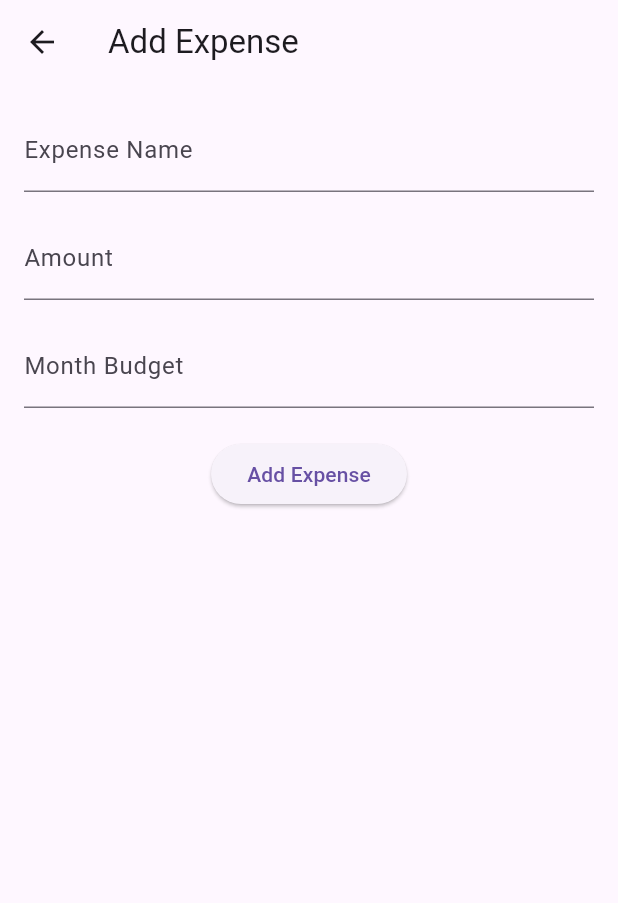
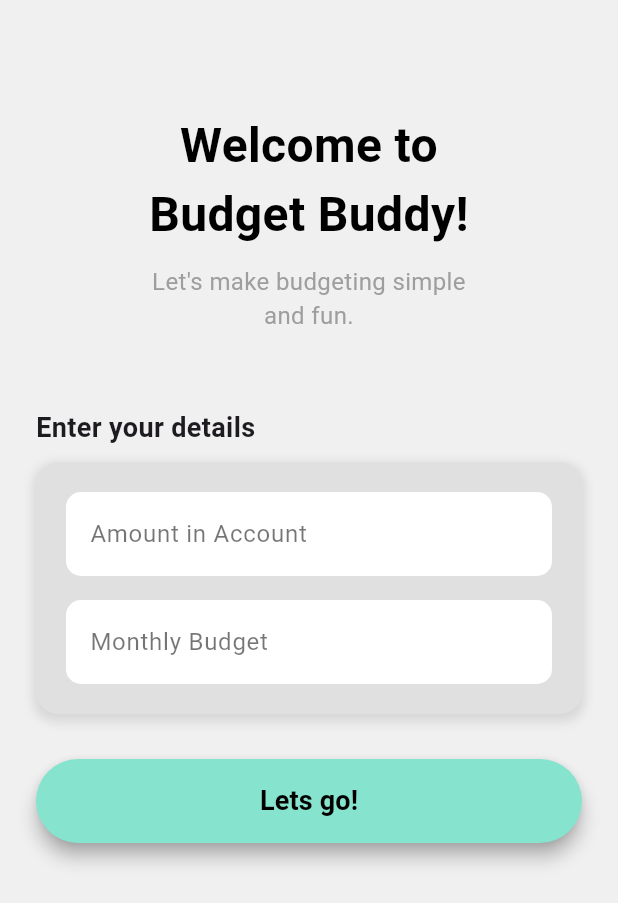
Before and after one commit to Sejal055/dbms_proj, a Flutter app: the ExpenseForm screen opened directly, on a phone screen of 412 x 824 dp. Shown: the top 903 px of the screen. Run offline on Flutter 3.47's test engine with Material 3 defaults, Android fonts, the light colour scheme and no system bars; our stand-ins replace cloud_firestore, firebase_auth, firebase_core; accounts and stored records are empty.

Commit message:
expense page

```diff
--- a/dbms_pro/lib/auth/signin_page.dart
+++ b/dbms_pro/lib/auth/signin_page.dart
@@ -3,6 +3,10 @@ import 'package:flutter/material.dart';
 import 'package:firebase_core/firebase_core.dart';
 import 'package:firebase_auth/firebase_auth.dart';
 import '../home_page.dart';
+// import 'expense.dart'; // Added this import to access ExpenseForm
+// TODO: Update the import below to the correct path if 'expense.dart' exists elsewhere in your project.
+import '../expense.dart'; // Adjust the path as needed based on your project structure
+
 class SignInPage extends StatefulWidget {
   const SignInPage({super.key});
 
@@ -51,11 +55,11 @@ class _SignInPageState extends State<SignInPage> with TickerProviderStateMixin {
         password: _passwordController.text.trim(),
       );
 
-      // Sign-in successful, navigate to Home
+      // Sign-in successful, navigate to the ExpenseForm
       if (mounted) {
          Navigator.pushReplacement(
                               context,
-                              MaterialPageRoute(builder: (context) => HomePage()),
+                              MaterialPageRoute(builder: (context) => ExpenseForm()), // Changed HomePage() to ExpenseForm()
                             );
       }
     } on FirebaseAuthException catch (e) {
@@ -92,6 +96,14 @@ class _SignInPageState extends State<SignInPage> with TickerProviderStateMixin {
     } finally {
       if (mounted) setState(() => _isLoading = false);
     }
+  }
+
+  @override
+  void dispose() {
+    _animationController.dispose();
+    _emailController.dispose();
+    _passwordController.dispose();
+    super.dispose();
   }
 
   @override
@@ -271,7 +283,6 @@ class _SignInPageState extends State<SignInPage> with TickerProviderStateMixin {
           decoration: InputDecoration(
             hintText: hint,
             prefixIcon: Icon(icon),
-            suffixIcon: suffixIcon,
             border: OutlineInputBorder(),
           ),
         ),
@@ -279,11 +290,4 @@ class _SignInPageState extends State<SignInPage> with TickerProviderStateMixin {
     );
   }
 
-  @override
-  void dispose() {
-    _animationController.dispose();
-    _emailController.dispose();
-    _passwordController.dispose();
-    super.dispose();
-  }
 }
--- a/dbms_pro/lib/expense.dart
+++ b/dbms_pro/lib/expense.dart
@@ -1,5 +1,6 @@
 import 'package:flutter/material.dart';
 import 'package:cloud_firestore/cloud_firestore.dart';
+import 'package:dbms_pro/home_page.dart';
 
 class ExpenseForm extends StatefulWidget {
   @override
@@ -9,8 +10,7 @@ class ExpenseForm extends StatefulWidget {
 class _ExpenseFormState extends State<ExpenseForm> {
   final _formKey = GlobalKey<FormState>();
 
-  final TextEditingController _nameController = TextEditingController();
-  final TextEditingController _amountController = TextEditingController();
+  final TextEditingController _amountInAccountController = TextEditingController();
   final TextEditingController _monthBudgetController = TextEditingController();
 
   // Function to add expense to Firestore
@@ -18,20 +18,26 @@ class _ExpenseFormState extends State<ExpenseForm> {
     if (_formKey.currentState!.validate()) {
       try {
         await FirebaseFirestore.instance.collection('expenses').add({
-          'name': _nameController.text.trim(),
-          'amount': double.parse(_amountController.text.trim()),
-          'month_budget': double.parse(_monthBudgetController.text.trim()),
+          'amountInAccount': double.parse(_amountInAccountController.text.trim()),
+          'monthBudget': double.parse(_monthBudgetController.text.trim()),
           'createdAt': FieldValue.serverTimestamp(),
         });
 
         ScaffoldMessenger.of(context).showSnackBar(
-          const SnackBar(content: Text("Expense added successfully!")),
+          const SnackBar(content: Text("Details saved successfully!")),
         );
 
         // Clear form after submit
-        _nameController.clear();
-        _amountController.clear();
+        _amountInAccountController.clear();
         _monthBudgetController.clear();
+
+        // Navigate to the home page after successful submission
+        if (mounted) {
+          Navigator.pushReplacement(
+            context,
+            MaterialPageRoute(builder: (context) => HomePage()),
+          );
+        }
       } catch (e) {
         ScaffoldMessenger.of(context).showSnackBar(
           SnackBar(content: Text("Error: $e")),
@@ -41,29 +47,83 @@ class _ExpenseFormState extends State<ExpenseForm> {
   }
 
   @override
+  void dispose() {
+    _amountInAccountController.dispose();
+    _monthBudgetController.dispose();
+    super.dispose();
+  }
+
+  @override
   Widget build(BuildContext context) {
     return Scaffold(
-      appBar: AppBar(title: const Text("Add Expense")),
-      body: Padding(
-        padding: const EdgeInsets.all(16.0),
+      backgroundColor: const Color(0xFFF0F0F0),
+      body: SingleChildScrollView(
+        child: Padding(
+          padding: const EdgeInsets.all(24.0),
+          child: Column(
+            mainAxisAlignment: MainAxisAlignment.center,
+            crossAxisAlignment: CrossAxisAlignment.stretch,
+            children: [
+              const SizedBox(height: 50),
+              const Text(
+                "Welcome to\nBudget Buddy!",
+                textAlign: TextAlign.center,
+                style: TextStyle(
+                  fontSize: 32,
+                  fontWeight: FontWeight.bold,
+                  color: Colors.black,
+                ),
+              ),
+              const SizedBox(height: 10),
+              const Text(
+                "Let's make budgeting simple\nand fun.",
+                textAlign: TextAlign.center,
+                style: TextStyle(
+                  fontSize: 16,
+                  color: Colors.grey,
+                ),
+              ),
+              const SizedBox(height: 50),
+              const Text(
+                "Enter your details",
+                style: TextStyle(
+                  fontSize: 18,
+                  fontWeight: FontWeight.bold,
+                ),
+              ),
+              const SizedBox(height: 10),
+              Container(
+                decoration: BoxDecoration(
+                  color: const Color(0xFFE0E0E0),
+                  borderRadius: BorderRadius.circular(15),
+                  boxShadow: [
+                    BoxShadow(
+                      color: Colors.grey.withOpacity(0.3),
+                      spreadRadius: 2,
+                      blurRadius: 5,
+                      offset: const Offset(0, 3),
+                    ),
+                  ],
+                ),
+                padding: const EdgeInsets.all(20),
                 child: Form(
                   key: _formKey,
                   child: Column(
                     children: [
-              // Expense Name
+                      // Amount in Account
                       TextFormField(
-                controller: _nameController,
-                decoration: const InputDecoration(labelText: "Expense Name"),
-                validator: (value) =>
-                    value == null || value.isEmpty ? "Enter expense name" : null,
+                        controller: _amountInAccountController,
+                        decoration: InputDecoration(
+                          labelText: "Amount in Account",
+                          labelStyle: const TextStyle(color: Colors.black54),
+                          filled: true,
+                          fillColor: Colors.white,
+                          border: OutlineInputBorder(
+                            borderRadius: BorderRadius.circular(10),
+                            borderSide: BorderSide.none,
                           ),
-
-              const SizedBox(height: 16),
-
-              // Amount
-              TextFormField(
-                controller: _amountController,
-                decoration: const InputDecoration(labelText: "Amount"),
+                          prefixText: "Rs. ",
+                        ),
                         keyboardType: TextInputType.number,
                         validator: (value) =>
                             value == null || value.isEmpty ? "Enter amount" : null,
@@ -71,20 +131,48 @@ class _ExpenseFormState extends State<ExpenseForm> {
 
                       const SizedBox(height: 16),
 
-              // Month Budget
+                      // Monthly Budget
                       TextFormField(
                         controller: _monthBudgetController,
-                decoration: const InputDecoration(labelText: "Month Budget"),
+                        decoration: InputDecoration(
+                          labelText: "Monthly Budget",
+                          labelStyle: const TextStyle(color: Colors.black54),
+                          filled: true,
+                          fillColor: Colors.white,
+                          border: OutlineInputBorder(
+                            borderRadius: BorderRadius.circular(10),
+                            borderSide: BorderSide.none,
+                          ),
+                          prefixText: "Rs. ",
+                        ),
                         keyboardType: TextInputType.number,
                         validator: (value) =>
-                    value == null || value.isEmpty ? "Enter month budget" : null,
+                            value == null || value.isEmpty ? "Enter monthly budget" : null,
                       ),
-
-              const SizedBox(height: 20),
-
+                    ],
+                  ),
+                ),
+              ),
+              const SizedBox(height: 30),
               ElevatedButton(
                 onPressed: _addExpense,
-                child: const Text("Add Expense"),
+                style: ElevatedButton.styleFrom(
+                  backgroundColor: const Color(0xFF86E3CE),
+                  padding: const EdgeInsets.symmetric(horizontal: 50, vertical: 15),
+                  shape: RoundedRectangleBorder(
+                    borderRadius: BorderRadius.circular(30),
+                  ),
+                  shadowColor: Colors.grey,
+                  elevation: 5,
+                ),
+                child: const Text(
+                  "Lets go!",
+                  style: TextStyle(
+                    fontSize: 18,
+                    fontWeight: FontWeight.bold,
+                    color: Colors.black,
+                  ),
+                ),
               ),
             ],
           ),
```
Also changed, not shown: dbms_pro/pubspec.yaml (+3 -71 lines). Lines whose indentation alone changed are shown as unchanged.
